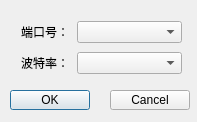
Old version of the form AL808_DRV/AL808/SetPortDialog.ui in the repository Aimiaomiao1314/temControl.
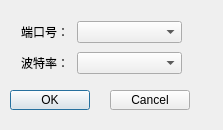
New version of the form.

What changed in the file:
```diff
--- a/AL808_DRV/AL808/SetPortDialog.ui
+++ b/AL808_DRV/AL808/SetPortDialog.ui
@@ -6,8 +6,8 @@
    <rect>
     <x>0</x>
     <y>0</y>
-    <width>197</width>
-    <height>122</height>
+    <width>223</width>
+    <height>130</height>
    </rect>
   </property>
   <property name="windowTitle">
```
